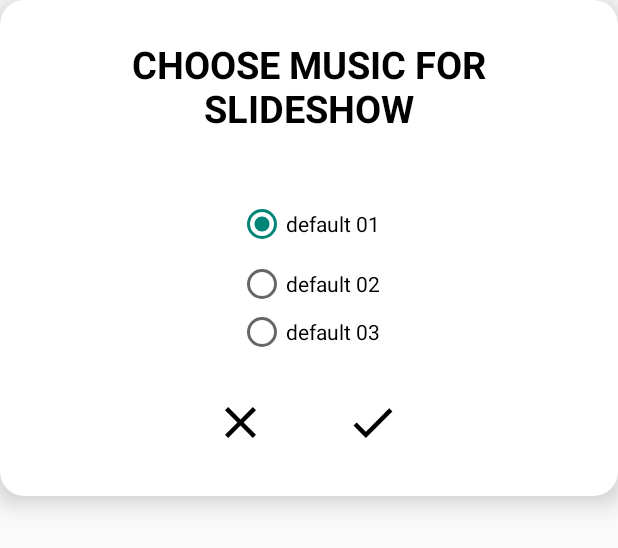
After one commit to HuynhLeonard/CSC13009-Project, an Android app: the layout slider_dialog_notify.xml on its own in the app's theme, with its tools: preview values and no code run, on a phone screen of 412 x 824 dp. The commit adds this screen. Shown: the top 548 px of the screen. Run offline under Robolectric (Android 15) with nearby library versions, the phone set to English and light mode, and no system bars.

Commit message:
Update add showSliderDialogBox and showCustomDialogBox in MainActivity, create slider_dialog_notify.xml

```diff
--- /dev/null
+++ b/app/src/main/res/layout/slider_dialog_notify.xml
@@ -0,0 +1,100 @@
+<?xml version="1.0" encoding="utf-8"?>
+<androidx.cardview.widget.CardView xmlns:android="http://schemas.android.com/apk/res/android"
+    xmlns:app="http://schemas.android.com/apk/res-auto"
+    xmlns:tools="http://schemas.android.com/tools"
+    android:id="@+id/cardView"
+    android:layout_width="match_parent"
+    android:layout_height="wrap_content"
+    app:cardElevation="10dp"
+    app:cardCornerRadius="16dp"> <!-- Độ cong góc của CardView -->
+
+    <androidx.constraintlayout.widget.ConstraintLayout
+        android:layout_width="wrap_content"
+        android:layout_height="wrap_content"
+        android:layout_gravity="center"
+        android:orientation="vertical"
+        android:paddingHorizontal="15dp"
+        android:paddingVertical="25dp">
+
+        <TextView
+            android:id="@+id/textView5"
+            android:layout_width="313dp"
+            android:layout_height="80dp"
+            android:text="Choose music for slideshow"
+            android:textAlignment="center"
+            android:textAllCaps="true"
+            android:textSize="25dp"
+            android:textStyle="bold"
+            app:layout_constraintEnd_toEndOf="parent"
+            app:layout_constraintStart_toStartOf="parent"
+            app:layout_constraintTop_toTopOf="parent"
+            tools:ignore="HardcodedText,SpUsage,TextSizeCheck" />
+
+        <RadioGroup
+            android:id="@+id/musicGroup"
+            android:layout_width="wrap_content"
+            android:layout_height="wrap_content"
+            android:layout_marginTop="20dp"
+            android:gravity="center"
+            app:layout_constraintEnd_toEndOf="@+id/textView5"
+            app:layout_constraintStart_toStartOf="@+id/textView5"
+            app:layout_constraintTop_toBottomOf="@+id/textView5">
+
+            <RadioButton
+                android:id="@+id/music1"
+                android:layout_width="wrap_content"
+                android:layout_height="wrap_content"
+                android:checked="true"
+                android:gravity="center"
+                android:minHeight="48dp"
+                android:text="default 01"
+                tools:ignore="HardcodedText" />
+
+            <RadioButton
+                android:id="@+id/music2"
+                android:layout_width="wrap_content"
+                android:layout_height="wrap_content"
+                android:gravity="center"
+                android:text="default 02"
+                tools:ignore="HardcodedText,TouchTargetSizeCheck" />
+
+            <RadioButton
+                android:id="@+id/music3"
+                android:layout_width="wrap_content"
+                android:layout_height="wrap_content"
+                android:gravity="center"
+                android:text="default 03"
+                tools:ignore="HardcodedText,TouchTargetSizeCheck" />
+        </RadioGroup>
+
+        <LinearLayout
+            android:layout_width="wrap_content"
+            android:layout_height="wrap_content"
+            android:layout_marginTop="20dp"
+            android:gravity="center"
+            android:orientation="horizontal"
+            app:layout_constraintEnd_toEndOf="@+id/musicGroup"
+            app:layout_constraintHorizontal_bias="0.551"
+            app:layout_constraintStart_toStartOf="@+id/musicGroup"
+            app:layout_constraintTop_toBottomOf="@+id/musicGroup">
+
+            <ImageButton
+                android:id="@+id/cancelSlider"
+                android:layout_width="48dp"
+                android:layout_height="48dp"
+                android:layout_marginRight="20dp"
+                android:src="@drawable/ic_baseline_close_24"
+                android:theme="@style/dSelectedBtn"
+                tools:ignore="ContentDescription,RtlHardcoded,SpeakableTextPresentCheck" />
+
+            <ImageButton
+                android:id="@+id/comfirmSlider"
+                android:layout_width="48dp"
+                android:layout_height="48dp"
+                android:layout_marginLeft="20dp"
+                android:src="@drawable/ic_baseline_check_24"
+                android:theme="@style/dSelectedBtn"
+                tools:ignore="ContentDescription,RtlHardcoded,SpeakableTextPresentCheck" />
+        </LinearLayout>
+    </androidx.constraintlayout.widget.ConstraintLayout>
+</androidx.cardview.widget.CardView>
```
Also changed, not shown: app/src/main/java/org/hstlp/yourmemory/MainActivity.java (+84 -1 lines).
